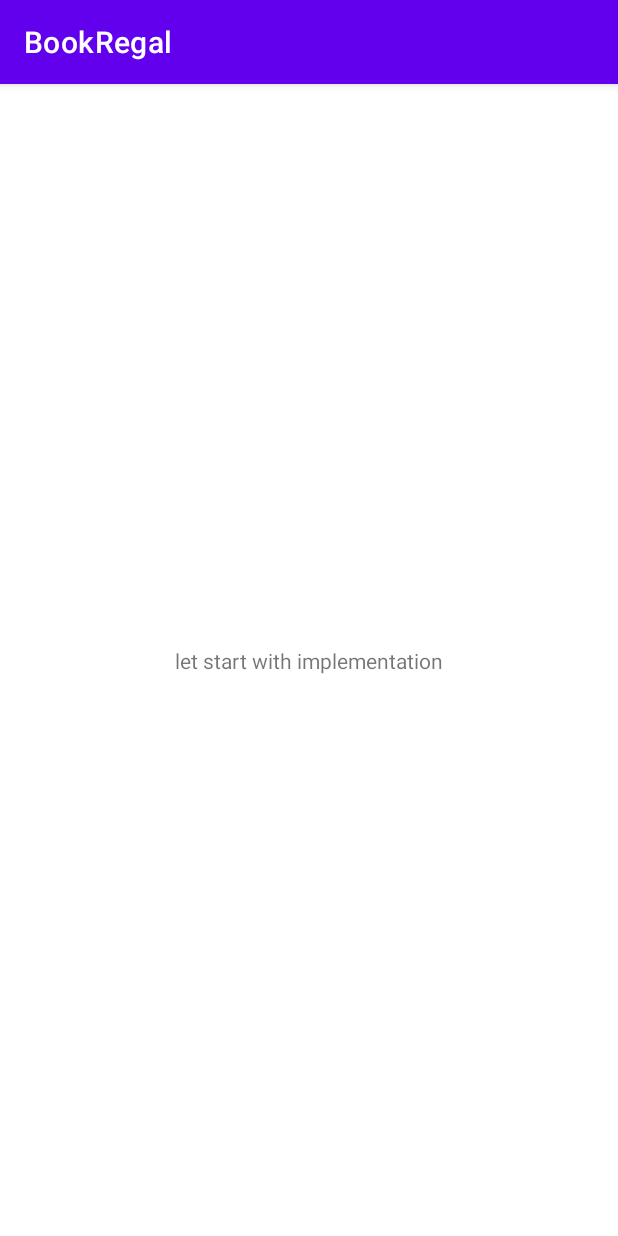
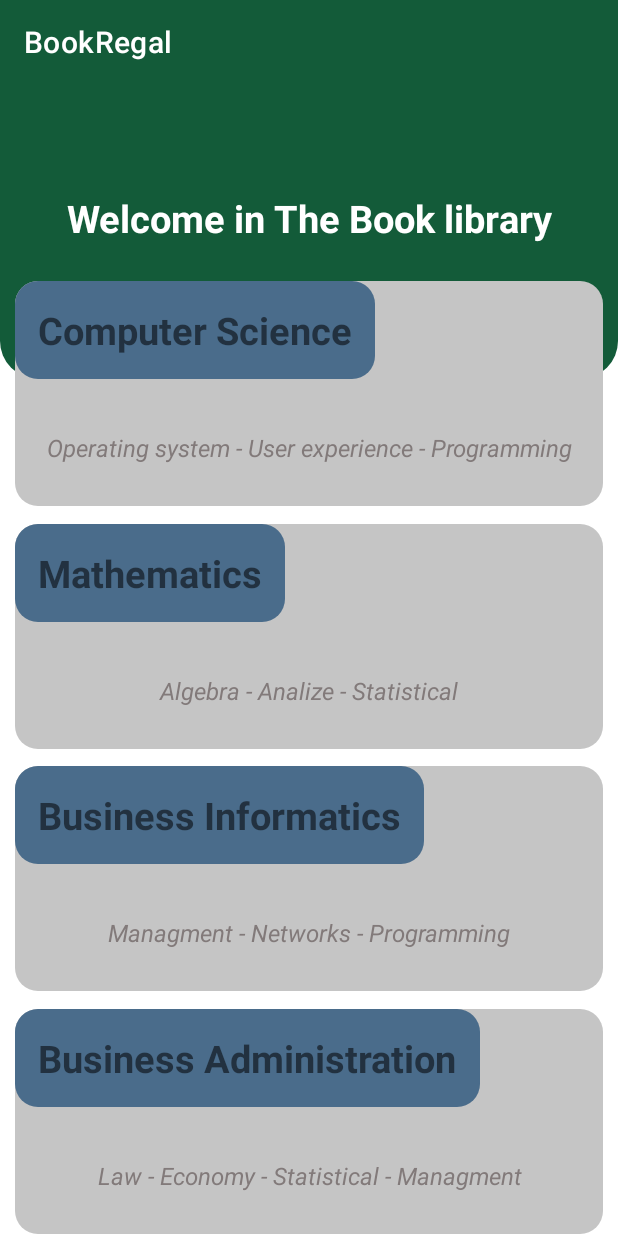
Before and after one commit to Omer-Guimdo/BookRegal, an Android app: the screen it shows after launch (MainActivity), on a phone screen of 412 x 824 dp. Run offline under Robolectric (Android 15) with nearby library versions, the light colour scheme and no system bars.

Commit message:
Startseite in englisch

```diff
--- a/app/build.gradle
+++ b/app/build.gradle
@@ -33,6 +33,7 @@ dependencies {
     implementation 'androidx.appcompat:appcompat:1.2.0'
     implementation 'com.google.android.material:material:1.3.0'
     implementation 'androidx.constraintlayout:constraintlayout:2.0.4'
+    implementation 'androidx.cardview:cardview:1.0.0'
     testImplementation 'junit:junit:4.+'
     androidTestImplementation 'androidx.test.ext:junit:1.1.2'
     androidTestImplementation 'androidx.test.espresso:espresso-core:3.3.0'
--- a/app/src/main/java/de/romycomer/bookregal/MainActivity.java
+++ b/app/src/main/java/de/romycomer/bookregal/MainActivity.java
@@ -1,14 +1,20 @@
 package de.romycomer.bookregal;
 
 import androidx.appcompat.app.AppCompatActivity;
+import androidx.appcompat.widget.Toolbar;
 
 import android.os.Bundle;
 
 public class MainActivity extends AppCompatActivity {
 
+    private Toolbar toolbar;
+
     @Override
     protected void onCreate(Bundle savedInstanceState) {
         super.onCreate(savedInstanceState);
         setContentView(R.layout.activity_main);
+
+        toolbar = findViewById(R.id.toolbar);
+        setSupportActionBar(toolbar);
     }
 }
--- /dev/null
+++ b/app/src/main/res/drawable/round_corner_book.xml
@@ -0,0 +1,13 @@
+<?xml version="1.0" encoding="utf-8"?>
+<shape
+    xmlns:android="http://schemas.android.com/apk/res/android">
+
+    <solid
+        android:color="#C5C5C5"/>
+    <corners
+        android:bottomLeftRadius="15dp"
+        android:bottomRightRadius="15dp"
+        android:topLeftRadius="15dp"
+        android:topRightRadius="15dp"/>
+
+</shape>
--- /dev/null
+++ b/app/src/main/res/drawable/round_corner_bottom.xml
@@ -0,0 +1,11 @@
+<?xml version="1.0" encoding="utf-8"?>
+<shape xmlns:android="http://schemas.android.com/apk/res/android">
+    <solid
+        android:color="@color/green_book_regal"/>
+    <corners
+        android:bottomLeftRadius="25dp"
+        android:bottomRightRadius="25dp"
+        android:topLeftRadius="0dp"
+        android:topRightRadius="0dp"/>
+
+</shape>
--- /dev/null
+++ b/app/src/main/res/drawable/round_corner_titel.xml
@@ -0,0 +1,11 @@
+<?xml version="1.0" encoding="utf-8"?>
+<shape xmlns:android="http://schemas.android.com/apk/res/android">
+    <solid
+        android:color="#4A6C8B"/>
+    <corners
+        android:bottomLeftRadius="15dp"
+        android:bottomRightRadius="15dp"
+        android:topLeftRadius="15dp"
+        android:topRightRadius="15dp"/>
+
+</shape>
--- /dev/null
+++ b/app/src/main/res/drawable/round_corner_top.xml
@@ -0,0 +1,10 @@
+<?xml version="1.0" encoding="utf-8"?>
+<shape xmlns:android="http://schemas.android.com/apk/res/android">
+    <solid
+        android:color="@color/green_book_regal"/>
+    <corners
+        android:bottomLeftRadius="0dp"
+        android:bottomRightRadius="0dp"
+        android:topLeftRadius="25dp"
+        android:topRightRadius="25dp"/>
+</shape>
--- a/app/src/main/res/layout/activity_main.xml
+++ b/app/src/main/res/layout/activity_main.xml
@@ -1,18 +1,148 @@
 <?xml version="1.0" encoding="utf-8"?>
-<androidx.constraintlayout.widget.ConstraintLayout xmlns:android="http://schemas.android.com/apk/res/android"
+<androidx.constraintlayout.widget.ConstraintLayout
+    xmlns:android="http://schemas.android.com/apk/res/android"
     xmlns:app="http://schemas.android.com/apk/res-auto"
     xmlns:tools="http://schemas.android.com/tools"
+    app:layout_behavior="@string/appbar_scrolling_view_behavior"
     android:layout_width="match_parent"
     android:layout_height="match_parent"
     tools:context=".MainActivity">
 
+    <include
+        android:id="@+id/toolbar"
+        layout="@layout/toolbar"/>
+
     <TextView
+        android:id="@+id/main_tv_welcome"
+        android:layout_width="match_parent"
+        android:layout_height="200dp"
+        android:text="Welcome in The Book library"
+        android:textAlignment="center"
+        android:textSize="25dp"
+        android:paddingTop="75dp"
+        android:textStyle="bold"
+        android:background="@drawable/round_corner_bottom"
+        android:textColor="@color/white"
+        android:layout_marginBottom="100dp"
+        app:layout_constraintTop_toBottomOf="@id/toolbar"
+        app:layout_constraintLeft_toLeftOf="parent"
+        app:layout_constraintRight_toRightOf="parent"
+        app:layout_constraintBottom_toTopOf="@id/main_tv_mathematics"/>
+    <TextView
+        android:id="@+id/main_tv_computer_science"
+        android:layout_width="match_parent"
+        android:layout_height="150dp"
+        android:background="@drawable/round_corner_book"
+        android:layout_marginTop="130dp"
+        android:layout_marginLeft="10dp"
+        android:layout_marginRight="10dp"
+        android:text="Operating system - User experience - Programming"
+        android:gravity="center_horizontal"
+        android:paddingTop="100dp"
+        android:textSize="16dp"
+        android:textStyle="italic"
+        android:textColor="#827A7A"
+        app:layout_constraintTop_toBottomOf="@id/toolbar"
+        app:layout_constraintLeft_toLeftOf="parent"
+        app:layout_constraintRight_toRightOf="parent"
+        app:layout_constraintBottom_toTopOf="@id/main_tv_mathematics"/>
+    <TextView
+        android:id="@+id/main_tv_mathematics"
+        android:layout_width="match_parent"
+        android:layout_height="150dp"
+        android:background="@drawable/round_corner_book"
+        android:layout_marginTop="10dp"
+        android:layout_marginLeft="10dp"
+        android:layout_marginRight="10dp"
+        android:text="Algebra - Analize - Statistical"
+        android:gravity="center_horizontal"
+        android:paddingTop="100dp"
+        android:textSize="16dp"
+        android:textStyle="italic"
+        android:textColor="#827A7A"
+        app:layout_constraintTop_toBottomOf="@id/main_tv_computer_science"
+        app:layout_constraintLeft_toLeftOf="parent"
+        app:layout_constraintRight_toRightOf="parent"
+        app:layout_constraintBottom_toTopOf="@id/main_tv_business_informatics"/>
+    <TextView
+        android:id="@+id/main_tv_business_informatics"
+        android:layout_width="match_parent"
+        android:layout_height="150dp"
+        android:background="@drawable/round_corner_book"
+        android:layout_marginTop="10dp"
+        android:layout_marginLeft="10dp"
+        android:layout_marginRight="10dp"
+        android:text="Managment - Networks - Programming"
+        android:gravity="center_horizontal"
+        android:paddingTop="100dp"
+        android:textSize="16dp"
+        android:textStyle="italic"
+        android:textColor="#827A7A"
+        app:layout_constraintTop_toBottomOf="@id/main_tv_mathematics"
+        app:layout_constraintLeft_toLeftOf="parent"
+        app:layout_constraintRight_toRightOf="parent"
+        app:layout_constraintBottom_toTopOf="@id/main_tv_business_administration"/>
+    <TextView
+        android:id="@+id/main_tv_business_administration"
+        android:layout_width="match_parent"
+        android:layout_height="150dp"
+        android:background="@drawable/round_corner_book"
+        android:layout_marginTop="10dp"
+        android:layout_marginLeft="10dp"
+        android:layout_marginRight="10dp"
+        android:text="Law - Economy - Statistical - Managment"
+        android:gravity="center_horizontal"
+        android:paddingTop="100dp"
+        android:textSize="16dp"
+        android:textStyle="italic"
+        android:textColor="#827A7A"
+        app:layout_constraintTop_toBottomOf="@id/main_tv_business_informatics"
+        app:layout_constraintLeft_toLeftOf="parent"
+        app:layout_constraintRight_toRightOf="parent"
+        app:layout_constraintBottom_toBottomOf="parent"
+        />
+    <TextView
+        android:id="@+id/main_tv_titel_computer_science"
         android:layout_width="wrap_content"
         android:layout_height="wrap_content"
-        android:text="let start with implementation"
-        app:layout_constraintBottom_toBottomOf="parent"
-        app:layout_constraintLeft_toLeftOf="parent"
-        app:layout_constraintRight_toRightOf="parent"
-        app:layout_constraintTop_toTopOf="parent" />
-
+        android:text="Computer Science"
+        android:textSize="25dp"
+        android:padding="15dp"
+        android:textStyle="bold"
+        android:background="@drawable/round_corner_titel"
+        app:layout_constraintLeft_toLeftOf="@id/main_tv_computer_science"
+        app:layout_constraintTop_toTopOf="@id/main_tv_computer_science"/>
+    <TextView
+        android:id="@+id/main_tv_titel_mathematics"
+        android:layout_width="wrap_content"
+        android:layout_height="wrap_content"
+        android:text="Mathematics"
+        android:textSize="25dp"
+        android:padding="15dp"
+        android:textStyle="bold"
+        android:background="@drawable/round_corner_titel"
+        app:layout_constraintLeft_toLeftOf="@id/main_tv_mathematics"
+        app:layout_constraintTop_toTopOf="@id/main_tv_mathematics"/>
+    <TextView
+        android:id="@+id/main_tv_titel_business_informatics"
+        android:layout_width="wrap_content"
+        android:layout_height="wrap_content"
+        android:text="Business Informatics"
+        android:textSize="25dp"
+        android:padding="15dp"
+        android:textStyle="bold"
+        android:background="@drawable/round_corner_titel"
+        app:layout_constraintLeft_toLeftOf="@id/main_tv_business_informatics"
+        app:layout_constraintTop_toTopOf="@id/main_tv_business_informatics"/>
+    <TextView
+        android:id="@+id/main_tv_titel_business_administration"
+        android:layout_width="wrap_content"
+        android:layout_height="wrap_content"
+        android:text="Business Administration"
+        android:textSize="25dp"
+        android:padding="15dp"
+        android:textStyle="bold"
+        android:background="@drawable/round_corner_titel"
+        app:layout_constraintLeft_toLeftOf="@id/main_tv_business_administration"
+        app:layout_constraintTop_toTopOf="@id/main_tv_business_administration"/>
 </androidx.constraintlayout.widget.ConstraintLayout>
--- /dev/null
+++ b/app/src/main/res/layout/toolbar.xml
@@ -0,0 +1,10 @@
+<?xml version="1.0" encoding="utf-8"?>
+<androidx.appcompat.widget.Toolbar
+    xmlns:android="http://schemas.android.com/apk/res/android"
+    xmlns:app="http://schemas.android.com/apk/res-auto"
+    android:layout_width="match_parent"
+    android:layout_height="?android:attr/actionBarSize"
+    android:background="@color/green_book_regal"
+    android:theme="@style/ThemeOverlay.AppCompat.Dark">
+
+</androidx.appcompat.widget.Toolbar>
--- a/app/src/main/res/values-night/themes.xml
+++ b/app/src/main/res/values-night/themes.xml
@@ -1,9 +1,9 @@
 <resources xmlns:tools="http://schemas.android.com/tools">
     <!-- Base application theme. -->
-    <style name="Theme.BookRegal" parent="Theme.MaterialComponents.DayNight.DarkActionBar">
+    <style name="Theme.BookRegal" parent="Theme.MaterialComponents.DayNight.NoActionBar">
         <!-- Primary brand color. -->
         <item name="colorPrimary">@color/purple_200</item>
-        <item name="colorPrimaryVariant">@color/purple_700</item>
+        <item name="colorPrimaryVariant">@color/green_book_regal</item>
         <item name="colorOnPrimary">@color/black</item>
         <!-- Secondary brand color. -->
         <item name="colorSecondary">@color/teal_200</item>
--- a/app/src/main/res/values/colors.xml
+++ b/app/src/main/res/values/colors.xml
@@ -2,7 +2,7 @@
 <resources>
     <color name="purple_200">#FFBB86FC</color>
     <color name="purple_500">#FF6200EE</color>
-    <color name="purple_700">#FF3700B3</color>
+    <color name="green_book_regal">#135B39</color>
     <color name="teal_200">#FF03DAC5</color>
     <color name="teal_700">#FF018786</color>
     <color name="black">#FF000000</color>
--- a/app/src/main/res/values/themes.xml
+++ b/app/src/main/res/values/themes.xml
@@ -1,9 +1,9 @@
 <resources xmlns:tools="http://schemas.android.com/tools">
     <!-- Base application theme. -->
-    <style name="Theme.BookRegal" parent="Theme.MaterialComponents.DayNight.DarkActionBar">
+    <style name="Theme.BookRegal" parent="Theme.MaterialComponents.DayNight.NoActionBar">
         <!-- Primary brand color. -->
-        <item name="colorPrimary">@color/purple_500</item>
-        <item name="colorPrimaryVariant">@color/purple_700</item>
+        <item name="colorPrimary">@color/green_book_regal</item>
+        <item name="colorPrimaryVariant">@color/green_book_regal</item>
         <item name="colorOnPrimary">@color/white</item>
         <!-- Secondary brand color. -->
         <item name="colorSecondary">@color/teal_200</item>
```
